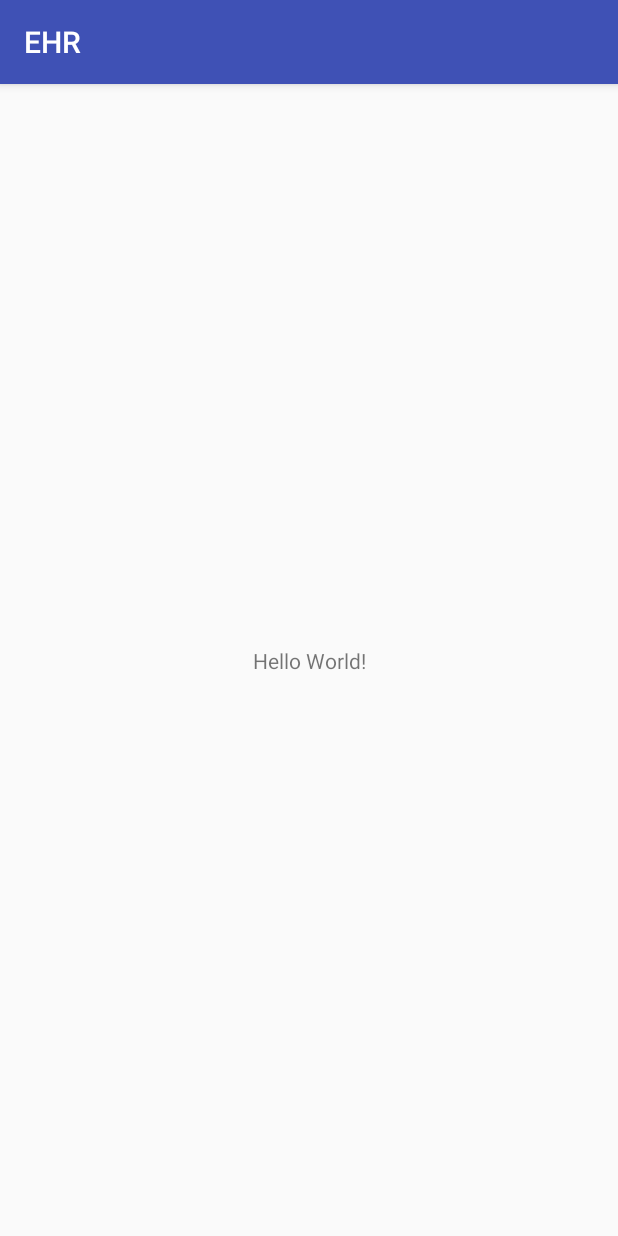
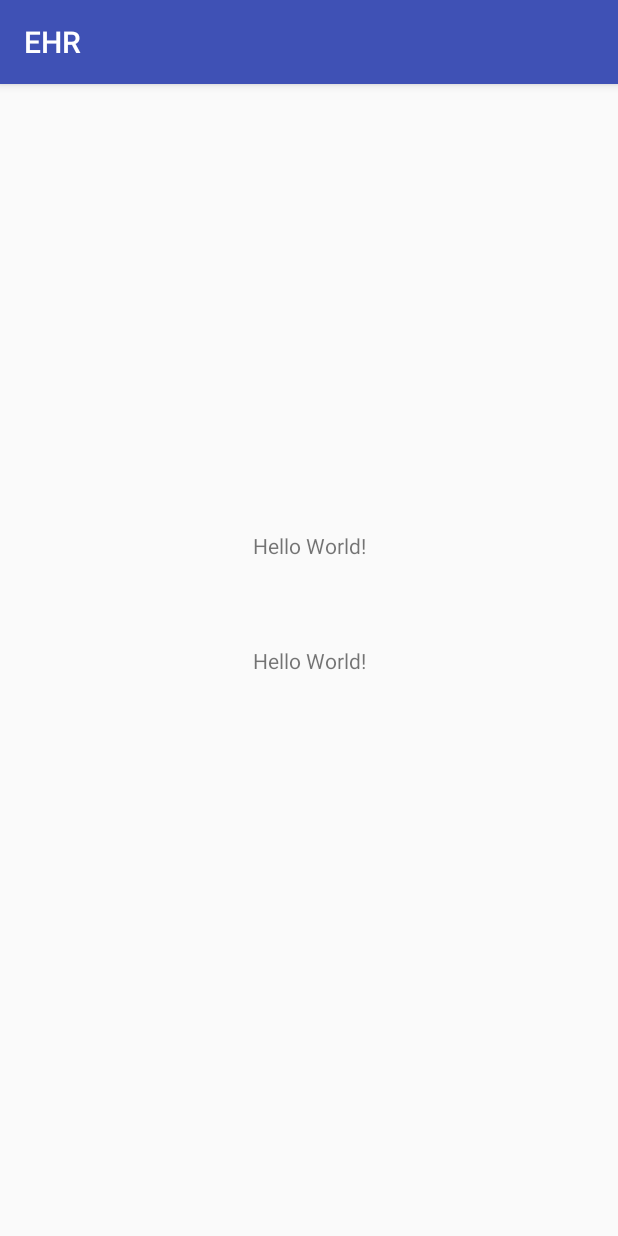
Before and after one commit to randimaizul/ehr, an Android app: the screen it shows after launch (MainActivity), on a phone screen of 412 x 824 dp. Run offline under Robolectric (Android 15) with nearby library versions, the phone set to English and light mode, and no system bars.

Commit message:
Test Commit Project

```diff
--- a/app/src/main/res/layout/activity_main.xml
+++ b/app/src/main/res/layout/activity_main.xml
@@ -16,6 +16,16 @@
         app:layout_constraintRight_toRightOf="parent"
         app:layout_constraintTop_toTopOf="parent" />
 
+    <TextView
+        android:layout_width="wrap_content"
+        android:layout_height="wrap_content"
+        android:text="Hello World!"
+        app:layout_constraintBottom_toBottomOf="parent"
+        app:layout_constraintLeft_toLeftOf="parent"
+        app:layout_constraintRight_toRightOf="parent"
+        app:layout_constraintTop_toTopOf="parent"
+        app:layout_constraintVertical_bias="0.398" />
+
 
 
 </android.support.constraint.ConstraintLayout>
```
